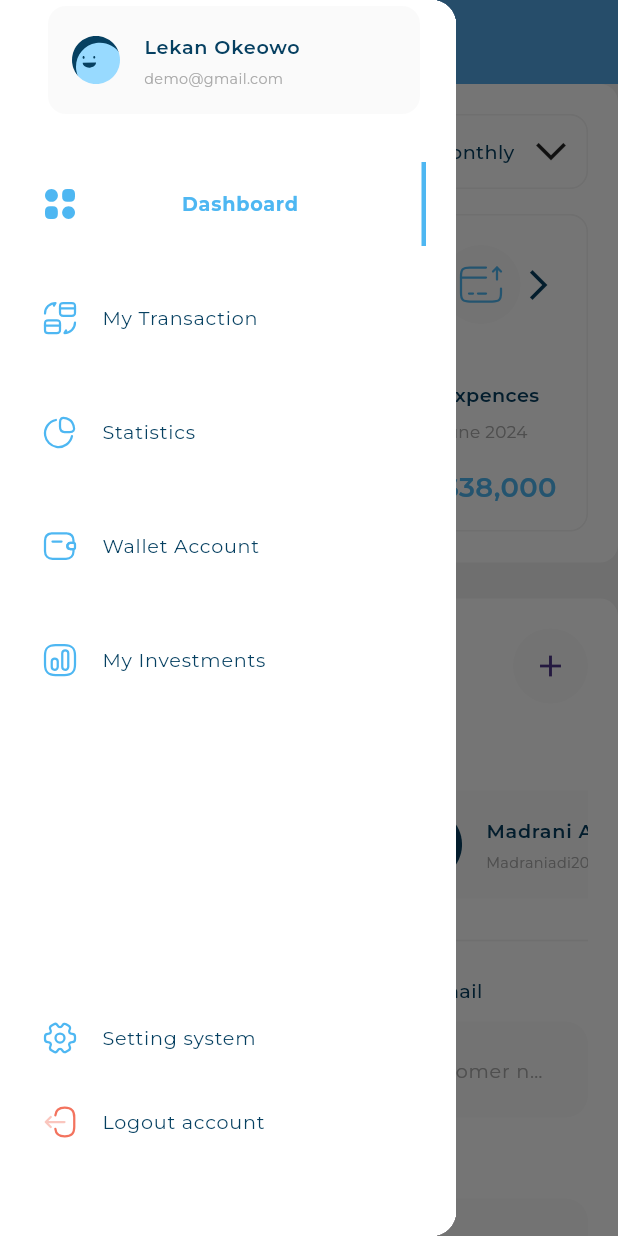
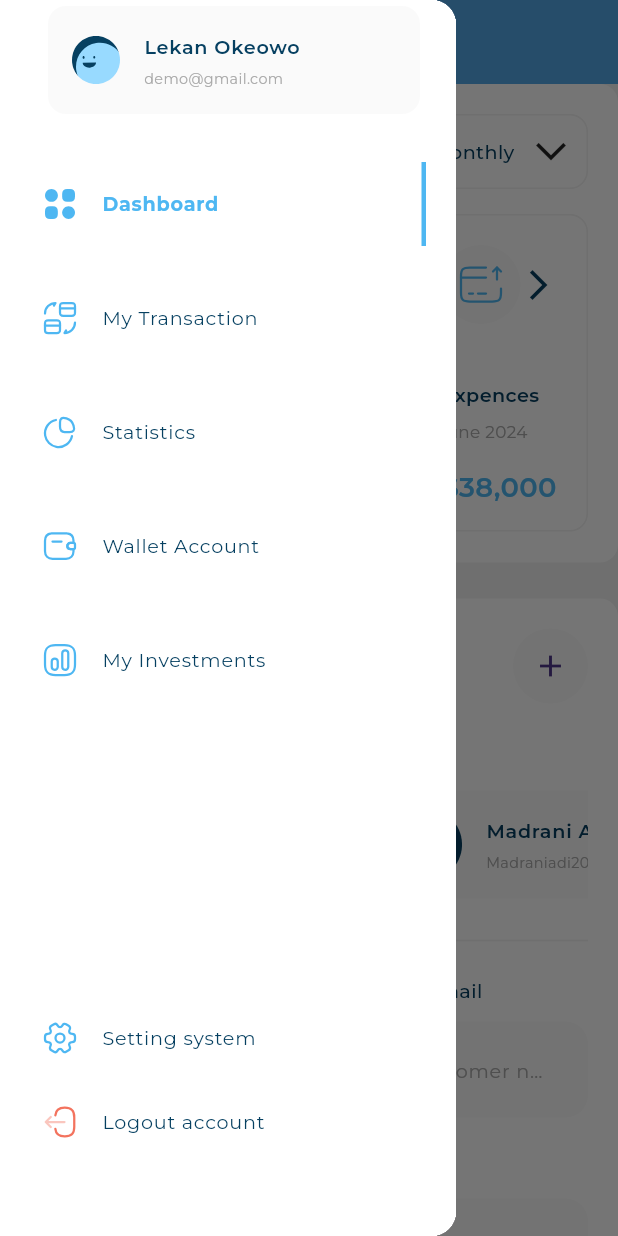
Before and after one commit to A7mednage71/Responsive_DashBoard, a Flutter app: the screen it shows after launch, with the side drawer open, on a phone screen of 412 x 824 dp. Run offline on Flutter 3.47's test engine with Material 3 defaults, Android fonts, the light colour scheme and no system bars; our stand-ins replace device_preview, expandable_page_view, fl_chart, flutter_svg, google_fonts.

Commit message:
fix alignment

```diff
--- a/lib/widgets/active_drawer_item.dart
+++ b/lib/widgets/active_drawer_item.dart
@@ -18,6 +18,7 @@ class ActiveDrawerItem extends StatelessWidget {
       leading: SvgPicture.asset(model.image),
       title: FittedBox(
         fit: BoxFit.scaleDown,
+        alignment: AlignmentDirectional.centerStart,
         child: Text(
           model.title,
           style: AppStyles.bold16(context),
```
